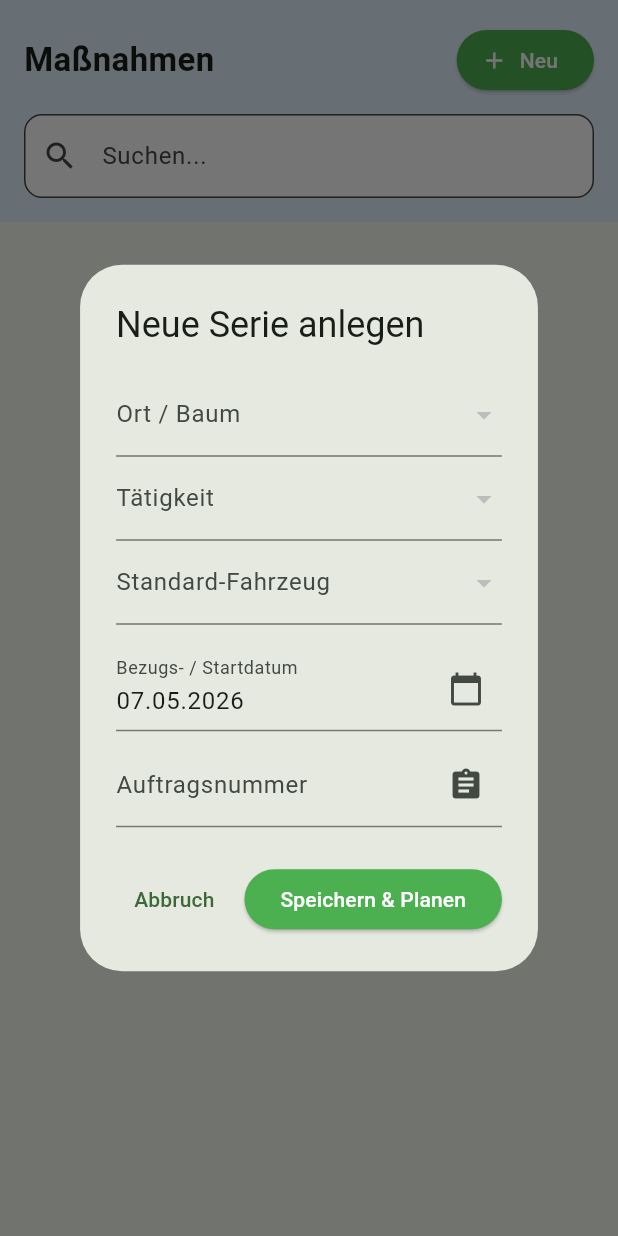
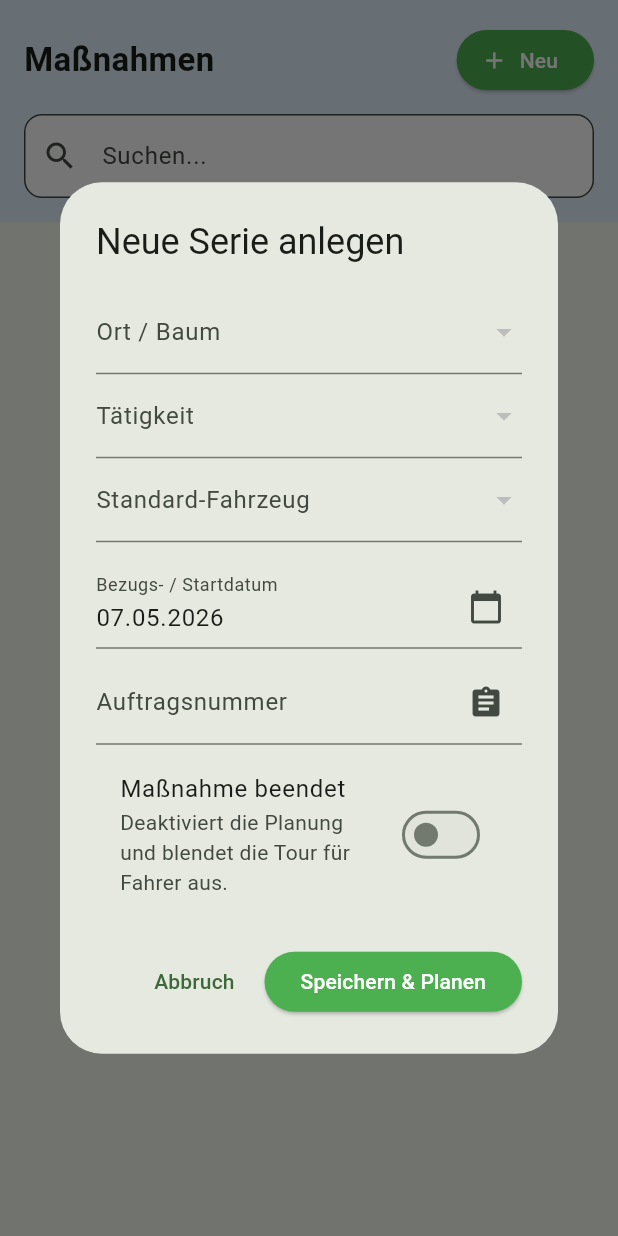
Before and after one commit to aw-garitz/giessen_2026, a Flutter app: the MassnahmenView screen opened directly, after a tap on "Neu", on a phone screen of 412 x 824 dp. Run offline on Flutter 3.47's test engine with Material 3 defaults, Android fonts, the light colour scheme and no system bars; our stand-ins replace connectivity_plus, flutter_map, geolocator, latlong2, scrollable_positioned_list, share_plus and 2 more; missing offline and left inert: excel, flutter_map_marker_cluster; accounts and stored records are empty.

Commit message:
beendet-Modus eingefügt

```diff
--- a/lib/admin_desktop_screen.dart
+++ b/lib/admin_desktop_screen.dart
@@ -42,6 +42,7 @@ class _AdminDesktopScreenState extends State<AdminDesktopScreen> {
         TextCellValue('Kennzeichen'),
         TextCellValue('Auftragsnummer'),
         TextCellValue('Ort Beschreibung'),
+        TextCellValue('Status Beendet'),
         TextCellValue('Hausnummer'),
         TextCellValue('Straße'),
         TextCellValue('Stadtteil'),
@@ -71,6 +72,7 @@ class _AdminDesktopScreenState extends State<AdminDesktopScreen> {
           TextCellValue(item['kennzeichen'] ?? ''),
           TextCellValue(massnahme?['auftragsnummer'] ?? ''),
           TextCellValue(ort?['beschreibung_genau'] ?? ''),
+          TextCellValue(massnahme?['beendet']?.toString() ?? 'false'),
           TextCellValue(ort?['hausnummer'] ?? ''),
           TextCellValue(strasse?['name'] ?? ''),
           TextCellValue(strasse?['stadtteil'] ?? ''),
--- a/lib/funktionen/fn_allgemein.dart
+++ b/lib/funktionen/fn_allgemein.dart
@@ -29,6 +29,7 @@ class GiesAppLogik {
         lat, lng, accuracy,
         massnahmen (
           id,
+          beendet,
           auftragsnummer,
           orte (
             id, beschreibung_genau, hausnummer, latitude, longitude,
@@ -173,6 +174,14 @@ class GiesAppLogik {
           .map((e) => e['geplant_am'].toString().substring(0, 10))
           .toSet();
 
+      // Prüfen, ob die Maßnahme generell beendet wurde.
+      // Wenn ja, planen wir keine neuen Termine.
+      final bool isBeendet = ausfuehrung['massnahmen']?['beendet'] ?? false;
+      if (isBeendet) {
+        debugPrint("🛑 Maßnahme $massnahmeId ist als beendet markiert. Keine Neuplanung.");
+        return;
+      }
+
       // 4. Saison neu berechnen
       final int intervall =
           ausfuehrung['massnahmen']?['taetigkeiten']?['intervall_tage'] ?? 7;
--- a/lib/map_screen.dart
+++ b/lib/map_screen.dart
@@ -46,7 +46,8 @@ class _MapScreenState extends State<MapScreen> {
       final data = await supabase
           .from('orte')
           .select('id, beschreibung_genau, latitude, longitude, massnahmen!inner(*), ausfuehrung(*)')
-          .eq('massnahmen.kennzeichen', kennzeichen);
+          .eq('massnahmen.kennzeichen', kennzeichen)
+          .eq('massnahmen.beendet', false);
 
       setState(() {
         _orte = data;
--- a/lib/views/fahrzeug_tour_view.dart
+++ b/lib/views/fahrzeug_tour_view.dart
@@ -44,11 +44,13 @@ class _FahrzeugTourScreenState extends State<FahrzeugTourScreen> {
       *,
       massnahmen!inner(
         kennzeichen,
+        beendet,
         orte(name, strasse, latitude, longitude)
       )
     ''')
     .eq('erledigt', false)
     .eq('massnahmen.kennzeichen', kz) // Hier greift der Filter auf die verknüpfte Tabelle
+    .eq('massnahmen.beendet', false)
     .order('geplant_am', ascending: true);
 
       setState(() {
--- a/lib/views/massnahmen_view.dart
+++ b/lib/views/massnahmen_view.dart
@@ -115,6 +115,7 @@ class _MassnahmenViewState extends State<MassnahmenView> {
     dynamic selectedOrtId = item?['ort_id'];
     dynamic selectedTaetigkeitId = item?['taetigkeit_id'];
     String? selectedKennzeichen = item?['kennzeichen'];
+    bool beendet = item?['beendet'] ?? false;
 
     DateTime selectedDate = item != null
         ? DateTime.parse(item['start_datum'])
@@ -216,6 +217,16 @@ class _MassnahmenViewState extends State<MassnahmenView> {
                     suffixIcon: Icon(Icons.assignment),
                   ),
                 ),
+                const SizedBox(height: 10),
+                SwitchListTile(
+                  title: const Text("Maßnahme beendet"),
+                  subtitle: const Text(
+                    "Deaktiviert die Planung und blendet die Tour für Fahrer aus.",
+                  ),
+                  value: beendet,
+                  activeColor: Colors.red,
+                  onChanged: (val) => setDS(() => beendet = val),
+                ),
               ],
             ),
           ),
@@ -239,6 +250,7 @@ class _MassnahmenViewState extends State<MassnahmenView> {
                     'ort_id': selectedOrtId,
                     'taetigkeit_id': selectedTaetigkeitId,
                     'kennzeichen': selectedKennzeichen,
+                    'beendet': beendet,
                     'start_datum': DateFormat(
                       'yyyy-MM-dd',
                     ).format(selectedDate),
@@ -270,7 +282,15 @@ class _MassnahmenViewState extends State<MassnahmenView> {
                     mId = res['id'].toString();
                   }
 
-                  // Saison über zentrale Logik planen (löscht offene Termine und plant neu)
+                  if (beendet) {
+                    // Wenn beendet, löschen wir nur noch alle offenen Termine
+                    await supabase
+                        .from('ausfuehrung')
+                        .delete()
+                        .eq('massnahme_id', mId)
+                        .eq('erledigt', false);
+                  } else {
+                    // Wenn aktiv (oder wiedererweckt), planen wir die Saison neu
                     await GiesAppLogik.planeSaison(
                       massnahmeId: mId,
                       startDatum: selectedDate,
@@ -278,6 +298,7 @@ class _MassnahmenViewState extends State<MassnahmenView> {
                       kennzeichen: selectedKennzeichen,
                       loescheOffene: true,
                     );
+                  }
 
                   if (mounted) {
                     Navigator.of(ctx).pop();
@@ -395,6 +416,7 @@ class _MassnahmenViewState extends State<MassnahmenView> {
                     itemBuilder: (ctx, i) {
                       final m = _filteredMassnahmen[i];
                       final ort = m['orte'];
+                      final bool beendet = m['beendet'] ?? false;
 
                       final bool istEingeplant = m['end_datum'] != null;
                       final bool hatRealesEnde = m['reales_end_datum'] != null;
@@ -412,13 +434,24 @@ class _MassnahmenViewState extends State<MassnahmenView> {
                           horizontal: 16,
                           vertical: 4,
                         ),
+                        color: beendet ? Colors.grey.shade100 : null,
                         child: ListTile(
                           leading: Icon(
-                            Icons.park,
-                            color: istEingeplant ? Colors.green : Colors.grey,
+                            beendet ? Icons.block : Icons.park,
+                            color: beendet
+                                ? Colors.grey
+                                : (istEingeplant ? Colors.green : Colors.grey),
                             size: 35,
                           ),
-                          title: Text(displayFullOrt),
+                          title: Text(
+                            displayFullOrt,
+                            style: TextStyle(
+                              color: beendet ? Colors.grey : Colors.black,
+                              decoration: beendet
+                                  ? TextDecoration.lineThrough
+                                  : TextDecoration.none,
+                            ),
+                          ),
                           subtitle: Column(
                             crossAxisAlignment: CrossAxisAlignment.start,
                             children: [
@@ -439,12 +472,15 @@ class _MassnahmenViewState extends State<MassnahmenView> {
                                   ),
                                 ),
                               Text(
-                                hatRealesEnde
+                                beendet
+                                    ? "STATUS: BEENDET"
+                                    : (hatRealesEnde
                                         ? "Abschluss: ${DateFormat('dd.MM.yyyy').format(DateTime.parse(m['reales_end_datum']))}"
-                                    : "kein Ende festgelegt",
-                                style: const TextStyle(
+                                        : "kein Ende festgelegt"),
+                                style: TextStyle(
                                   fontSize: 11,
-                                  color: Colors.black54,
+                                  color: beendet ? Colors.red : Colors.black54,
+                                  fontWeight: beendet ? FontWeight.bold : FontWeight.normal,
                                 ),
                               ),
                             ],
```
Lines whose indentation alone changed are shown as unchanged.
